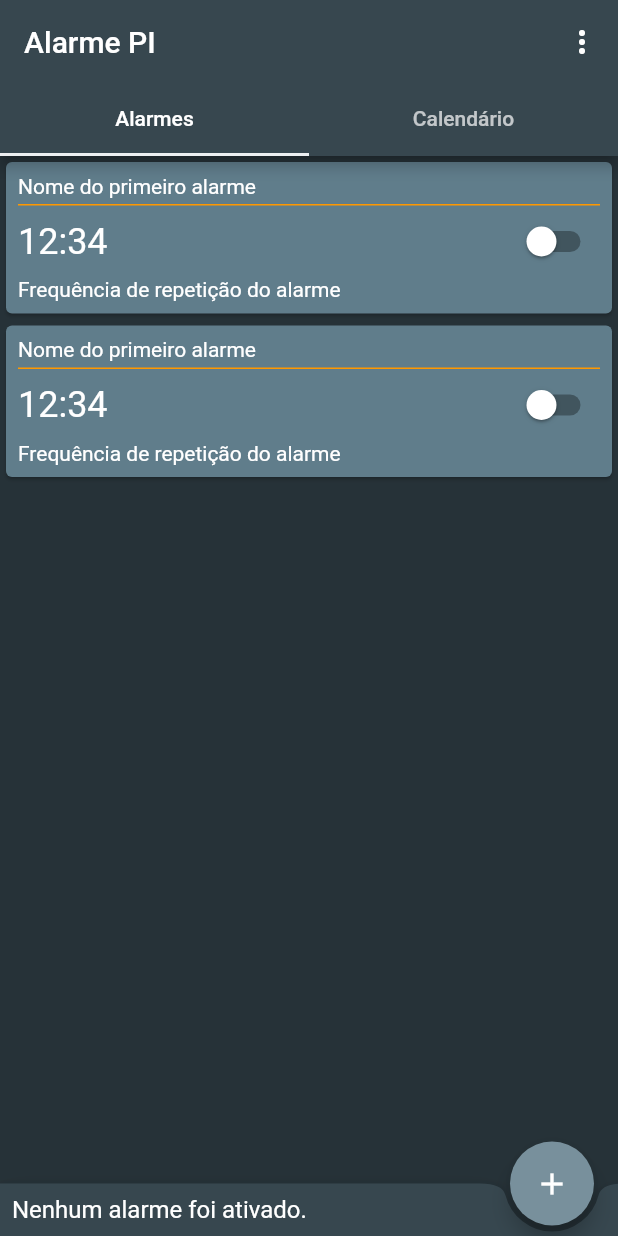
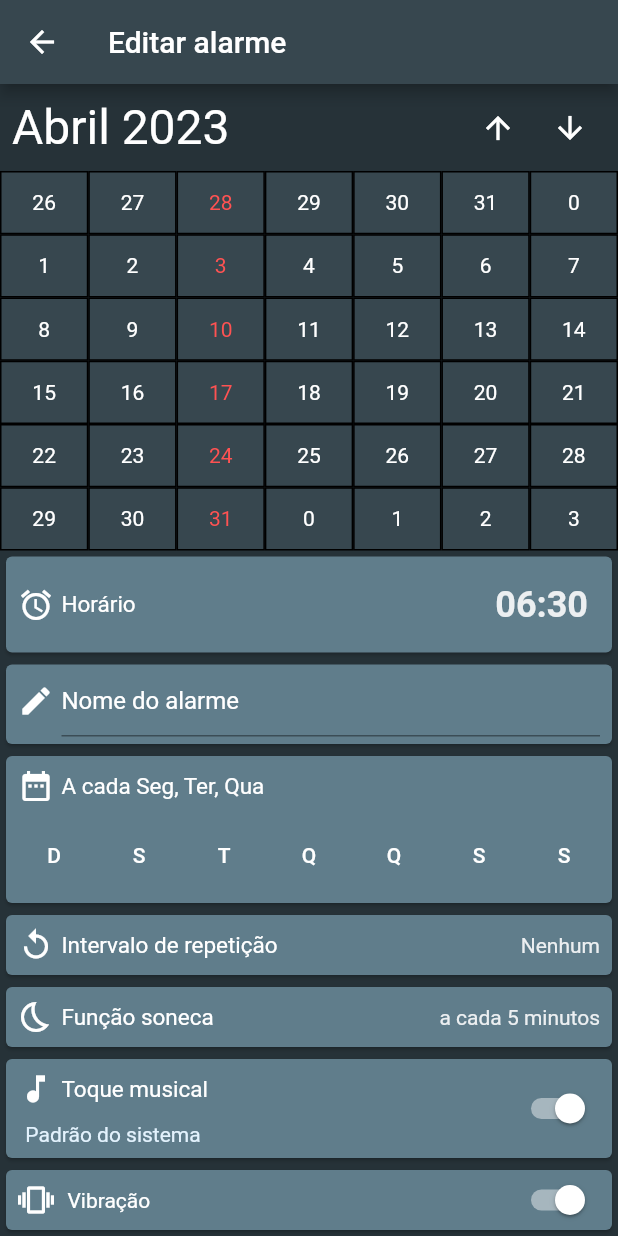
Before and after one commit to MatheusAraujo6/pimobile3a, a Flutter app: the TelaPrincipal screen opened directly, after a tap on "Nome do primeiro alarme", on a phone screen of 412 x 824 dp. Run offline on Flutter 3.47's test engine with Material 2 defaults, Android fonts, the phone set to English and light mode, and no system bars.

Commit message:
Criação da tela de editar alarmes

```diff
--- /dev/null
+++ b/lib/screens/editar_alarme.dart
@@ -0,0 +1,354 @@
+import 'package:flutter/material.dart';
+import '../widgets/calendario.dart';
+import '../widgets/custom_radio.dart';
+
+class EditarAlarme extends StatefulWidget {
+  final bool modoCriar;
+
+  const EditarAlarme({Key? key, this.modoCriar = false}) : super(key: key);
+
+  static void navegar(BuildContext context) {
+    Navigator.of(context).push(
+      MaterialPageRoute(builder: ((context) => const EditarAlarme())),
+    );
+  }
+
+  @override
+  State<EditarAlarme> createState() => _EditarAlarmeState();
+}
+
+class _EditarAlarmeState extends State<EditarAlarme> {
+  bool _modoCriar = false;
+  bool customRadio = false;
+  List<bool> diasSemana = [false, false, false, false, false, false, false];
+  List<String> intervalos = [
+    "Nenhum",
+    "Dias alternados",
+    "A cada 2 dias",
+    "A cada 3 dias",
+    "A cada 4 dias",
+    "A cada 5 dias",
+    "A cada 6 dias",
+    "A cada 7 dias"
+  ];
+  List<String> opcoesSoneca = [
+    "Desativada",
+    "a cada minuto",
+    "a cada 3 minutos",
+    "a cada 5 minutos",
+    "a cada 10 minutos",
+  ];
+
+  List<PopupMenuEntry> itensMenuPopUp = [];
+  List<PopupMenuEntry> itensMenuRingtones = [];
+  List<PopupMenuEntry> itensMenuSoneca = [];
+  bool switchRingtone = true;
+  bool switchVibracao = true;
+
+  _EditarAlarmeState() {
+    for (int i = 0; i < 8; i++) {
+      PopupMenuItem novo = PopupMenuItem(value: i, child: Text(intervalos[i]));
+      itensMenuPopUp.add(novo);
+    }
+
+    for (int i = 0; i < 5; i++) {
+      PopupMenuItem novo =
+          PopupMenuItem(value: i, child: Text(opcoesSoneca[i]));
+      itensMenuSoneca.add(novo);
+    }
+
+    PopupMenuItem padrao = const PopupMenuItem(
+      value: 0,
+      child: Text("Padrão do sistema"),
+    );
+    PopupMenuItem outros = const PopupMenuItem(
+      value: 1,
+      child: Text("Aqui teremos outros ringtones"),
+    );
+    itensMenuRingtones.add(padrao);
+    itensMenuRingtones.add(outros);
+  }
+
+  void alterarEstadoSemana(int dia) {
+    setState(() {
+      diasSemana[dia] = !diasSemana[dia];
+    });
+  }
+
+  @override
+  Widget build(BuildContext context) {
+    List<Widget> radioSemana = [];
+
+    for (int i = 0; i < 7; i++) {
+      Widget novoRadio = RadioCustom(
+        dia: i,
+        valor: diasSemana[i],
+        radioCallback: () => alterarEstadoSemana(i),
+      );
+      radioSemana.add(novoRadio);
+    }
+
+    _modoCriar = widget.modoCriar;
+
+    return Scaffold(
+      backgroundColor: Colors.blueGrey.shade900,
+      appBar: AppBar(
+        backgroundColor: Colors.blueGrey.shade800,
+        title: _modoCriar
+            ? const Text(
+                "Criar alarme",
+                style: TextStyle(color: Colors.white),
+              )
+            : const Text(
+                "Editar alarme",
+                style: TextStyle(color: Colors.white),
+              ),
+      ),
+      body: Column(
+        mainAxisAlignment: MainAxisAlignment.start,
+        children: [
+          Container(height: 5),
+          Padding(
+            padding: const EdgeInsets.only(left: 8, right: 8, bottom: 5),
+            child: Row(
+              children: [
+                const Text(
+                  'Abril 2023',
+                  style: TextStyle(
+                    color: Colors.white,
+                    fontSize: 32,
+                  ),
+                ),
+                const Spacer(),
+                IconButton(
+                  onPressed: () {},
+                  color: Colors.white,
+                  icon: const Icon(Icons.arrow_upward),
+                ),
+                IconButton(
+                  onPressed: () {},
+                  color: Colors.white,
+                  icon: const Icon(Icons.arrow_downward),
+                ),
+              ],
+            ),
+          ),
+          const Calendario(compacto: true),
+          Card(
+            color: Colors.blueGrey,
+            child: Padding(
+              padding: const EdgeInsets.all(8),
+              child: Row(
+                children: [
+                  const Icon(Icons.alarm, color: Colors.white),
+                  Container(width: 5),
+                  const Text(
+                    "Horário",
+                    style: TextStyle(color: Colors.white, fontSize: 15),
+                  ),
+                  const Spacer(),
+                  TextButton(
+                    child: Text(
+                      "06:30",
+                      style: TextStyle(
+                        color: Colors.blueGrey.shade50,
+                        fontSize: 24,
+                        fontWeight: FontWeight.bold,
+                      ),
+                    ),
+                    onPressed: () {
+                      showDialog(
+                        context: context,
+                        builder: (BuildContext context) {
+                          return const TimePickerDialog(
+                              initialTime: TimeOfDay(hour: 6, minute: 30));
+                        },
+                      );
+                    },
+                  ),
+                ],
+              ),
+            ),
+          ),
+          Card(
+            color: Colors.blueGrey,
+            child: Padding(
+              padding: const EdgeInsets.only(left: 8, right: 8, bottom: 5),
+              child: Row(
+                children: [
+                  const Icon(
+                    Icons.edit,
+                    color: Colors.white,
+                  ),
+                  Container(width: 5),
+                  const Flexible(
+                    child: TextField(
+                      decoration: InputDecoration(
+                        border: UnderlineInputBorder(),
+                        hintText: "Nome do alarme",
+                        hintStyle: TextStyle(color: Colors.white),
+                      ),
+                      style: TextStyle(color: Colors.white),
+                    ),
+                  ),
+                ],
+              ),
+            ),
+          ),
+          Card(
+            color: Colors.blueGrey,
+            child: Padding(
+              padding: const EdgeInsets.all(8),
+              child: Column(
+                children: [
+                  Row(
+                    children: [
+                      const Icon(Icons.date_range, color: Colors.white),
+                      Container(width: 5),
+                      const Text(
+                        "A cada Seg, Ter, Qua",
+                        style: TextStyle(color: Colors.white, fontSize: 15),
+                      ),
+                    ],
+                  ),
+                  Container(height: 10),
+                  Row(
+                    mainAxisAlignment: MainAxisAlignment.spaceBetween,
+                    children: radioSemana,
+                  ),
+                ],
+              ),
+            ),
+          ),
+          Card(
+            color: Colors.blueGrey,
+            child: Padding(
+              padding: const EdgeInsets.all(8),
+              child: Row(
+                children: [
+                  const Icon(Icons.replay, color: Colors.white),
+                  Container(width: 5),
+                  const Text(
+                    "Intervalo de repetição",
+                    style: TextStyle(color: Colors.white, fontSize: 15),
+                  ),
+                  const Spacer(),
+                  PopupMenuButton(
+                    itemBuilder: (BuildContext context) => itensMenuPopUp,
+                    child: Text(
+                      "Nenhum",
+                      style: TextStyle(color: Colors.blueGrey.shade50),
+                    ),
+                  ),
+                ],
+              ),
+            ),
+          ),
+          Card(
+            color: Colors.blueGrey,
+            child: Padding(
+              padding: const EdgeInsets.all(8),
+              child: Row(
+                children: [
+                  const Icon(Icons.bedtime_outlined, color: Colors.white),
+                  Container(width: 5),
+                  const Text(
+                    "Função soneca",
+                    style: TextStyle(color: Colors.white, fontSize: 15),
+                  ),
+                  const Spacer(),
+                  PopupMenuButton(
+                    itemBuilder: (BuildContext context) => itensMenuSoneca,
+                    child: Text(
+                      "a cada 5 minutos",
+                      style: TextStyle(color: Colors.blueGrey.shade50),
+                    ),
+                  ),
+                ],
+              ),
+            ),
+          ),
+          Card(
+            color: Colors.blueGrey,
+            child: Padding(
+              padding: const EdgeInsets.all(8),
+              child: Row(
+                children: [
+                  Column(
+                    children: [
+                      Row(
+                        children: [
+                          const Icon(Icons.music_note, color: Colors.white),
+                          Container(width: 5),
+                          const Text(
+                            "Toque musical",
+                            style: TextStyle(color: Colors.white, fontSize: 15),
+                          ),
+                        ],
+                      ),
+                      Container(height: 10),
+                      PopupMenuButton(
+                        itemBuilder: (BuildContext context) =>
+                            itensMenuRingtones,
+                        child: Text(
+                          "Padrão do sistema",
+                          style: TextStyle(color: Colors.blue.shade50),
+                        ),
+                      ),
+                    ],
+                  ),
+                  const Spacer(),
+                  Center(
+                    child: Switch(
+                      value: switchRingtone,
+                      thumbColor:
+                          const MaterialStatePropertyAll<Color>(Colors.white),
+                      activeColor: Colors.blueGrey.shade50,
+                      onChanged: (value) {
+                        setState(() {
+                          switchRingtone = value;
+                        });
+                      },
+                    ),
+                  ),
+                ],
+              ),
+            ),
+          ),
+          Card(
+            color: Colors.blueGrey,
+            child: Padding(
+              padding: const EdgeInsets.all(8),
+              child: Row(
+                children: [
+                  const Icon(Icons.vibration, color: Colors.white),
+                  Container(width: 9),
+                  const Text(
+                    "Vibração",
+                    style: TextStyle(color: Colors.white),
+                  ),
+                  const Spacer(),
+                  SizedBox(
+                    height: 20,
+                    child: Switch(
+                      materialTapTargetSize: MaterialTapTargetSize.shrinkWrap,
+                      thumbColor:
+                          const MaterialStatePropertyAll<Color>(Colors.white),
+                      activeColor: Colors.blueGrey.shade50,
+                      value: switchVibracao,
+                      onChanged: (value) {
+                        setState(() {
+                          switchVibracao = value;
+                        });
+                      },
+                    ),
+                  ),
+                ],
+              ),
+            ),
+          ),
+        ],
+      ),
+    );
+  }
+}
--- a/lib/screens/gerenciar_lista.dart
+++ b/lib/screens/gerenciar_lista.dart
@@ -1,3 +1,4 @@
+import 'package:alarme_pi/screens/editar_alarme.dart';
 import 'package:alarme_pi/widgets/calendario.dart';
 import 'package:alarme_pi/widgets/card_alarme.dart';
 import 'package:flutter/material.dart';
@@ -29,9 +30,11 @@ class _TelaPrincipalState extends State<TelaPrincipal> {
         appBar: AppBar(
           title: const Text('Alarme PI'),
           actions: [
-            IconButton(
-              onPressed: () {},
+            PopupMenuButton(
               icon: const Icon(Icons.more_vert),
+              itemBuilder: (BuildContext context) => <PopupMenuItem>[
+                const PopupMenuItem(child: Text("Sair")),
+              ],
             ),
           ],
           backgroundColor: Colors.blueGrey.shade800,
@@ -96,7 +99,7 @@ class _TelaPrincipalState extends State<TelaPrincipal> {
         ),
         floatingActionButtonLocation: FloatingActionButtonLocation.endDocked,
         floatingActionButton: FloatingActionButton(
-          onPressed: () {},
+          onPressed: () => EditarAlarme.navegar(context),
           backgroundColor: Colors.blueGrey.shade400,
           child: const Icon(Icons.add),
         ),
--- a/lib/widgets/calendario.dart
+++ b/lib/widgets/calendario.dart
@@ -2,7 +2,8 @@ import 'package:flutter/material.dart';
 
 class DiaCalendario extends StatelessWidget {
   final int dia;
-  const DiaCalendario({super.key, this.dia = 0});
+  final bool modoCompacto;
+  const DiaCalendario({super.key, this.dia = 0, this.modoCompacto = false});
 
   Widget textoDia() {
     return Expanded(
@@ -31,8 +32,35 @@ class DiaCalendario extends StatelessWidget {
     );
   }
 
+  Widget diaCompacto() {
+    int diaCorrigido = dia % 32;
+    Color corDia = Colors.white;
+
+    if ((dia % 7) == 0) {
+      corDia = Colors.redAccent;
+    }
+
+    return Expanded(
+      child: Container(
+        alignment: Alignment.center,
+        decoration: BoxDecoration(
+          color: Colors.blueGrey.shade800,
+          border: Border.all(),
+        ),
+        child: Text(
+          diaCorrigido.toString(),
+          style: TextStyle(color: corDia),
+        ),
+      ),
+    );
+  }
+
   @override
   Widget build(BuildContext context) {
+    if (modoCompacto) {
+      return diaCompacto();
+    }
+
     List<Widget> meuContainer = [];
     List<Widget> linhas = [];
     meuContainer.add(textoDia());
@@ -75,7 +103,9 @@ class DiaCalendario extends StatelessWidget {
 }
 
 class Calendario extends StatelessWidget {
-  const Calendario({super.key});
+  final bool compacto;
+
+  const Calendario({super.key, this.compacto = false});
 
   Widget gerarMes(int diaInicial) {
     List<Widget> linhas = [];
@@ -83,7 +113,10 @@ class Calendario extends StatelessWidget {
     for (int i = diaInicial; i <= diaInicial + 35; i = i + 7) {
       List<Widget> semana = [];
       for (int j = 0; j < 7; j++) {
-        semana.add(DiaCalendario(dia: i + j));
+        semana.add(DiaCalendario(
+          dia: i + j,
+          modoCompacto: compacto,
+        ));
       }
       Expanded linha = Expanded(child: Row(children: semana));
       linhas.add(linha);
--- a/lib/widgets/card_alarme.dart
+++ b/lib/widgets/card_alarme.dart
@@ -1,4 +1,5 @@
 import 'package:flutter/material.dart';
+import '../screens/editar_alarme.dart';
 
 class AlarmeCard extends StatefulWidget {
   const AlarmeCard({Key? key}) : super(key: key);
@@ -27,7 +28,7 @@ class _AlarmeCardState extends State<AlarmeCard> {
       clipBehavior: Clip.hardEdge,
       color: Colors.blueGrey,
       child: InkWell(
-        onTap: () {},
+        onTap: () => EditarAlarme.navegar(context),
         onLongPress: () {},
         child: Padding(
           padding: const EdgeInsets.all(8),
@@ -61,7 +62,6 @@ class _AlarmeCardState extends State<AlarmeCard> {
                     thumbColor:
                         const MaterialStatePropertyAll<Color>(Colors.white),
                     activeColor: Colors.blueGrey.shade50,
-                    //const Color.fromARGB(255, 69, 75, 77)
                     onChanged: (value) {
                       setState(
                         () {
--- /dev/null
+++ b/lib/widgets/custom_radio.dart
@@ -0,0 +1,34 @@
+import 'package:flutter/material.dart';
+
+class RadioCustom extends StatelessWidget {
+  final int dia;
+  final bool valor;
+  static const List<String> dias = ["D", "S", "T", "Q", "Q", "S", "S"];
+  final void Function()? radioCallback;
+
+  const RadioCustom(
+      {super.key, this.dia = 0, this.valor = false, this.radioCallback});
+
+  @override
+  Widget build(BuildContext context) {
+    return OutlinedButton(
+      onPressed: () {
+        radioCallback!();
+      },
+      style: OutlinedButton.styleFrom(
+        animationDuration: const Duration(milliseconds: 50),
+        minimumSize: Size.zero,
+        padding: EdgeInsets.zero,
+        fixedSize: const Size(30, 30),
+        shape: const CircleBorder(),
+        side: valor
+            ? const BorderSide(color: Colors.white, width: 2)
+            : const BorderSide(color: Colors.blueGrey),
+      ),
+      child: Text(
+        dias[dia],
+        style: const TextStyle(color: Colors.white),
+      ),
+    );
+  }
+}
```
